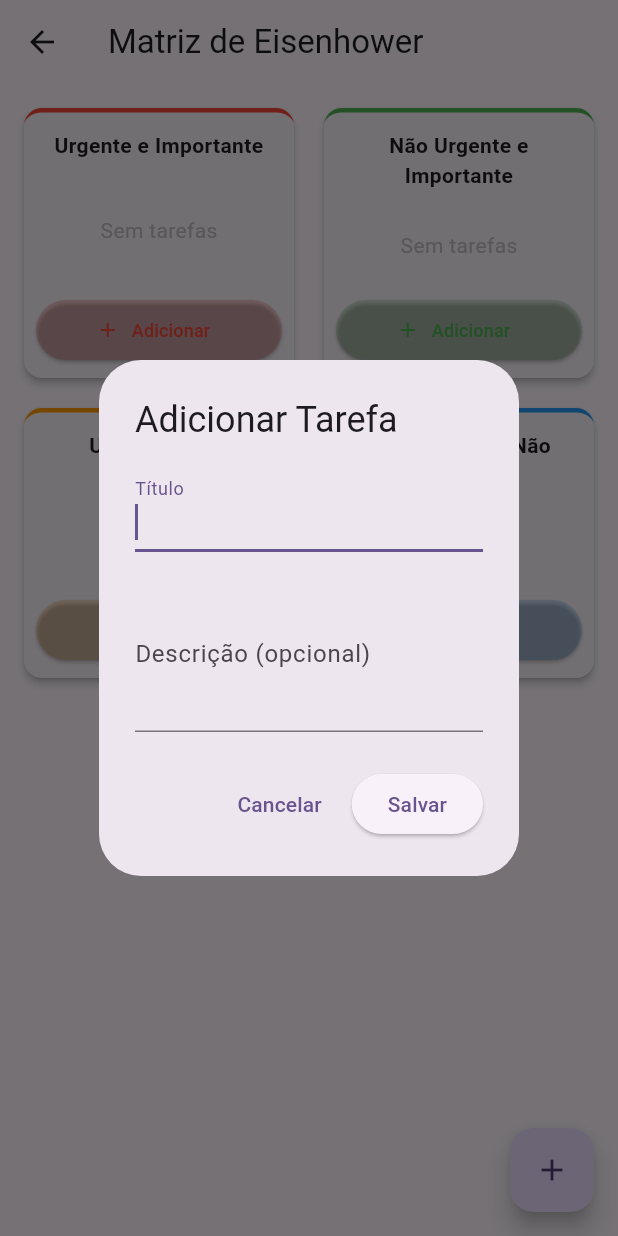
After one commit to ralfh-ansuattigui/app_produtividade, a Flutter app: the EisenhowerScreen screen opened by its route, after a tap on "Adicionar", on a phone screen of 412 x 824 dp. The commit adds this screen. Run offline on Flutter 3.47's test engine with Material 3 defaults, Android fonts, the phone set to English and light mode, and no system bars; our stand-ins replace sqflite, sqflite_common_ffi; missing offline and left inert: bcrypt; accounts and stored records are empty.

Commit message:
feat: implement Eisenhower matrix feature with provider state management
- Added TasksNotifier provider for managing task state with CRUD operations
- Created TaskRepository with database operations (CRUD, move, toggle)
- Built EisenhowerScreen with 2x2 quadrant grid layout
- Added QuadrantCard widget displaying tasks by urgency/importance
- Integrated TaskDialog for adding/editing tasks
- Updated main.dart to register provider and add /eisenhower route
- All four quadrants (Urgent+Important, Important, Urgent, Neither)
- Task interactions: create, complete, delete, move between quadrants

```diff
--- a/lib/database/database_initializer.dart
+++ b/lib/database/database_initializer.dart
@@ -1,7 +1,7 @@
 import 'database_factory.dart' as dbfactory;
 
 class DatabaseInitializer {
-  /// Inicializa o banco de dados com tratamento robusto de erros
+  /// Inicializa o banco de dados
   static Future<bool> initialize() async {
     try {
       final databaseFactory = dbfactory.DatabaseFactory();
--- /dev/null
+++ b/lib/models/task.dart
@@ -0,0 +1,76 @@
+class Task {
+  final int? id;
+  final int userId;
+  final String title;
+  final String? description;
+  final bool isCompleted;
+  final int quadrant; // 1..4
+  final int priority; // mantido para compatibilidade
+  final DateTime createdAt;
+  final DateTime updatedAt;
+
+  Task({
+    this.id,
+    required this.userId,
+    required this.title,
+    this.description,
+    this.isCompleted = false,
+    this.quadrant = 1,
+    this.priority = 1,
+    DateTime? createdAt,
+    DateTime? updatedAt,
+  }) : createdAt = createdAt ?? DateTime.now(),
+       updatedAt = updatedAt ?? DateTime.now();
+
+  Task copyWith({
+    int? id,
+    int? userId,
+    String? title,
+    String? description,
+    bool? isCompleted,
+    int? quadrant,
+    int? priority,
+    DateTime? createdAt,
+    DateTime? updatedAt,
+  }) {
+    return Task(
+      id: id ?? this.id,
+      userId: userId ?? this.userId,
+      title: title ?? this.title,
+      description: description ?? this.description,
+      isCompleted: isCompleted ?? this.isCompleted,
+      quadrant: quadrant ?? this.quadrant,
+      priority: priority ?? this.priority,
+      createdAt: createdAt ?? this.createdAt,
+      updatedAt: updatedAt ?? this.updatedAt,
+    );
+  }
+
+  Map<String, dynamic> toMap() {
+    return {
+      'id': id,
+      'user_id': userId,
+      'title': title,
+      'description': description,
+      'is_completed': isCompleted ? 1 : 0,
+      'priority': priority,
+      'quadrant': quadrant,
+      'created_at': createdAt.toIso8601String(),
+      'updated_at': updatedAt.toIso8601String(),
+    };
+  }
+
+  factory Task.fromMap(Map<String, dynamic> map) {
+    return Task(
+      id: map['id'] as int?,
+      userId: map['user_id'] as int? ?? 1,
+      title: map['title'] as String,
+      description: map['description'] as String?,
+      isCompleted: (map['is_completed'] ?? 0) == 1,
+      priority: map['priority'] as int? ?? 1,
+      quadrant: map['quadrant'] as int? ?? 1,
+      createdAt: DateTime.tryParse(map['created_at'] ?? '') ?? DateTime.now(),
+      updatedAt: DateTime.tryParse(map['updated_at'] ?? '') ?? DateTime.now(),
+    );
+  }
+}
--- /dev/null
+++ b/lib/providers/tasks_provider.dart
@@ -0,0 +1,98 @@
+import 'package:flutter/foundation.dart';
+
+import '../models/task.dart';
+import '../repositories/task_repository.dart';
+
+class TasksNotifier extends ChangeNotifier {
+  final TaskRepository _repository = TaskRepository();
+  List<Task> _tasks = [];
+  bool _isLoading = false;
+  String? _error;
+
+  List<Task> get tasks => _tasks;
+  bool get isLoading => _isLoading;
+  String? get error => _error;
+
+  List<Task> getByQuadrant(int quadrant) {
+    return _tasks
+        .where((t) => t.quadrant == quadrant && !t.isCompleted)
+        .toList();
+  }
+
+  Future<void> loadTasks() async {
+    _isLoading = true;
+    _error = null;
+    notifyListeners();
+    try {
+      _tasks = await _repository.getAll();
+    } catch (e) {
+      _error = e.toString();
+    }
+    _isLoading = false;
+    notifyListeners();
+  }
+
+  Future<void> createTask(Task task) async {
+    try {
+      final created = await _repository.create(task);
+      _tasks.insert(0, created);
+      notifyListeners();
+    } catch (e) {
+      _error = e.toString();
+      notifyListeners();
+    }
+  }
+
+  Future<void> updateTask(Task task) async {
+    try {
+      await _repository.update(task);
+      final index = _tasks.indexWhere((t) => t.id == task.id);
+      if (index >= 0) {
+        _tasks[index] = task;
+        notifyListeners();
+      }
+    } catch (e) {
+      _error = e.toString();
+      notifyListeners();
+    }
+  }
+
+  Future<void> deleteTask(int id) async {
+    try {
+      await _repository.delete(id);
+      _tasks.removeWhere((t) => t.id == id);
+      notifyListeners();
+    } catch (e) {
+      _error = e.toString();
+      notifyListeners();
+    }
+  }
+
+  Future<void> moveTask(int id, int quadrant) async {
+    try {
+      await _repository.move(id, quadrant);
+      final index = _tasks.indexWhere((t) => t.id == id);
+      if (index >= 0) {
+        _tasks[index] = _tasks[index].copyWith(quadrant: quadrant);
+        notifyListeners();
+      }
+    } catch (e) {
+      _error = e.toString();
+      notifyListeners();
+    }
+  }
+
+  Future<void> toggleComplete(int id, bool isCompleted) async {
+    try {
+      await _repository.toggleComplete(id, isCompleted);
+      final index = _tasks.indexWhere((t) => t.id == id);
+      if (index >= 0) {
+        _tasks[index] = _tasks[index].copyWith(isCompleted: isCompleted);
+        notifyListeners();
+      }
+    } catch (e) {
+      _error = e.toString();
+      notifyListeners();
+    }
+  }
+}
--- /dev/null
+++ b/lib/screens/eisenhower_screen.dart
@@ -0,0 +1,161 @@
+import 'package:flutter/material.dart';
+import 'package:provider/provider.dart';
+
+import '../models/task.dart';
+import '../providers/tasks_provider.dart';
+import '../widgets/quadrant_card.dart';
+import '../widgets/task_dialog.dart';
+
+class EisenhowerScreen extends StatefulWidget {
+  const EisenhowerScreen({Key? key}) : super(key: key);
+
+  @override
+  State<EisenhowerScreen> createState() => _EisenhowerScreenState();
+}
+
+class _EisenhowerScreenState extends State<EisenhowerScreen> {
+  @override
+  void initState() {
+    super.initState();
+    Future.microtask(() {
+      context.read<TasksNotifier>().loadTasks();
+    });
+  }
+
+  @override
+  Widget build(BuildContext context) {
+    return Scaffold(
+      appBar: AppBar(title: const Text('Matriz de Eisenhower'), elevation: 0),
+      body: Consumer<TasksNotifier>(
+        builder: (context, tasksNotifier, _) {
+          if (tasksNotifier.isLoading) {
+            return const Center(child: CircularProgressIndicator());
+          }
+          if (tasksNotifier.error != null) {
+            return Center(child: Text('Erro: ${tasksNotifier.error}'));
+          }
+          return _buildGrid(context, tasksNotifier);
+        },
+      ),
+      floatingActionButton: FloatingActionButton(
+        onPressed: () => _showAddTaskDialog(context),
+        child: const Icon(Icons.add),
+      ),
+    );
+  }
+
+  Widget _buildGrid(BuildContext context, TasksNotifier tasksNotifier) {
+    final quadrants = [
+      {'number': 1, 'title': 'Urgente e Importante', 'color': Colors.red},
+      {'number': 2, 'title': 'Não Urgente e Importante', 'color': Colors.green},
+      {
+        'number': 3,
+        'title': 'Urgente e Não Importante',
+        'color': Colors.orange,
+      },
+      {
+        'number': 4,
+        'title': 'Não Urgente e Não Importante',
+        'color': Colors.blue,
+      },
+    ];
+
+    return Padding(
+      padding: const EdgeInsets.all(12),
+      child: GridView.count(
+        crossAxisCount: 2,
+        mainAxisSpacing: 12,
+        crossAxisSpacing: 12,
+        children: quadrants.map((q) {
+          final quadrantTasks = tasksNotifier.getByQuadrant(q['number'] as int);
+          return QuadrantCard(
+            title: q['title'] as String,
+            color: q['color'] as Color,
+            tasks: quadrantTasks,
+            onTaskTap: (task) => _showTaskDialog(context, tasksNotifier, task),
+            onAddTask: () =>
+                _showAddTaskDialog(context, quadrant: q['number'] as int),
+          );
+        }).toList(),
+      ),
+    );
+  }
+
+  void _showAddTaskDialog(BuildContext context, {int quadrant = 1}) {
+    showDialog(
+      context: context,
+      builder: (ctx) => TaskDialog(
+        onSave: (title, description) async {
+          final task = Task(
+            userId: 1, // TODO: get from auth provider
+            title: title,
+            description: description,
+            quadrant: quadrant,
+          );
+          if (context.mounted) {
+            await context.read<TasksNotifier>().createTask(task);
+            if (ctx.mounted) Navigator.pop(ctx);
+          }
+        },
+      ),
+    );
+  }
+
+  void _showTaskDialog(
+    BuildContext context,
+    TasksNotifier tasksNotifier,
+    Task task,
+  ) {
+    showDialog(
+      context: context,
+      builder: (ctx) =>
+          _TaskDetailDialog(task: task, tasksNotifier: tasksNotifier),
+    );
+  }
+}
+
+class _TaskDetailDialog extends StatelessWidget {
+  final Task task;
+  final TasksNotifier tasksNotifier;
+
+  const _TaskDetailDialog({required this.task, required this.tasksNotifier});
+
+  @override
+  Widget build(BuildContext context) {
+    return AlertDialog(
+      title: Text(task.title),
+      content: Column(
+        mainAxisSize: MainAxisSize.min,
+        crossAxisAlignment: CrossAxisAlignment.start,
+        children: [
+          if (task.description != null && task.description!.isNotEmpty)
+            Padding(
+              padding: const EdgeInsets.only(bottom: 16),
+              child: Text(task.description!),
+            ),
+          Text('Quadrante: ${task.quadrant}'),
+        ],
+      ),
+      actions: [
+        TextButton(
+          onPressed: () async {
+            await tasksNotifier.toggleComplete(task.id!, true);
+            if (context.mounted) Navigator.pop(context);
+          },
+          child: const Text('Marcar Completo'),
+        ),
+        TextButton(
+          onPressed: () async {
+            await tasksNotifier.deleteTask(task.id!);
+            if (context.mounted) Navigator.pop(context);
+          },
+          child: const Text('Deletar', style: TextStyle(color: Colors.red)),
+        ),
+        TextButton(
+          onPressed: () => Navigator.pop(context),
+          child: const Text('Fechar'),
+        ),
+      ],
+    );
+  }
+}
--- /dev/null
+++ b/lib/widgets/quadrant_card.dart
@@ -0,0 +1,115 @@
+import 'package:flutter/material.dart';
+
+import '../models/task.dart';
+
+class QuadrantCard extends StatelessWidget {
+  final String title;
+  final Color color;
+  final List<Task> tasks;
+  final Function(Task) onTaskTap;
+  final VoidCallback onAddTask;
+
+  const QuadrantCard({
+    Key? key,
+    required this.title,
+    required this.color,
+    required this.tasks,
+    required this.onTaskTap,
+    required this.onAddTask,
+  }) : super(key: key);
+
+  @override
+  Widget build(BuildContext context) {
+    return Card(
+      elevation: 2,
+      shape: RoundedRectangleBorder(borderRadius: BorderRadius.circular(12)),
+      child: Container(
+        decoration: BoxDecoration(
+          borderRadius: BorderRadius.circular(12),
+          border: Border(top: BorderSide(color: color, width: 3)),
+        ),
+        child: Column(
+          children: [
+            Padding(
+              padding: const EdgeInsets.all(12),
+              child: Text(
+                title,
+                style: const TextStyle(
+                  fontWeight: FontWeight.bold,
+                  fontSize: 14,
+                ),
+                textAlign: TextAlign.center,
+              ),
+            ),
+            Expanded(
+              child: tasks.isEmpty
+                  ? Center(
+                      child: Text(
+                        'Sem tarefas',
+                        style: TextStyle(color: Colors.grey[400]),
+                      ),
+                    )
+                  : ListView.builder(
+                      padding: const EdgeInsets.symmetric(horizontal: 8),
+                      itemCount: tasks.length,
+                      itemBuilder: (ctx, idx) => _TaskTile(
+                        task: tasks[idx],
+                        onTap: () => onTaskTap(tasks[idx]),
+                      ),
+                    ),
+            ),
+            Padding(
+              padding: const EdgeInsets.all(8),
+              child: SizedBox(
+                width: double.infinity,
+                child: ElevatedButton.icon(
+                  onPressed: onAddTask,
+                  icon: const Icon(Icons.add, size: 16),
+                  label: const Text(
+                    'Adicionar',
+                    style: TextStyle(fontSize: 12),
+                  ),
+                  style: ElevatedButton.styleFrom(
+                    backgroundColor: color.withOpacity(0.2),
+                    foregroundColor: color,
+                  ),
+                ),
+              ),
+            ),
+          ],
+        ),
+      ),
+    );
+  }
+}
+
+class _TaskTile extends StatelessWidget {
+  final Task task;
+  final VoidCallback onTap;
+
+  const _TaskTile({required this.task, required this.onTap});
+
+  @override
+  Widget build(BuildContext context) {
+    return Padding(
+      padding: const EdgeInsets.symmetric(vertical: 4),
+      child: InkWell(
+        onTap: onTap,
+        borderRadius: BorderRadius.circular(6),
+        child: Container(
+          padding: const EdgeInsets.symmetric(horizontal: 8, vertical: 6),
+          decoration: BoxDecoration(
+            color: Colors.grey[100],
+            borderRadius: BorderRadius.circular(6),
+          ),
+          child: Text(
+            task.title,
+            maxLines: 2,
+            overflow: TextOverflow.ellipsis,
+            style: const TextStyle(fontSize: 12),
+          ),
+        ),
+      ),
+    );
+  }
+}
--- /dev/null
+++ b/lib/widgets/task_dialog.dart
@@ -0,0 +1,66 @@
+import 'package:flutter/material.dart';
+
+class TaskDialog extends StatefulWidget {
+  final Function(String title, String? description) onSave;
+
+  const TaskDialog({Key? key, required this.onSave}) : super(key: key);
+
+  @override
+  State<TaskDialog> createState() => _TaskDialogState();
+}
+
+class _TaskDialogState extends State<TaskDialog> {
+  final _titleController = TextEditingController();
+  final _descriptionController = TextEditingController();
+
+  @override
+  void dispose() {
+    _titleController.dispose();
+    _descriptionController.dispose();
+    super.dispose();
+  }
+
+  @override
+  Widget build(BuildContext context) {
+    return AlertDialog(
+      title: const Text('Adicionar Tarefa'),
+      content: Column(
+        mainAxisSize: MainAxisSize.min,
+        children: [
+          TextField(
+            controller: _titleController,
+            decoration: const InputDecoration(labelText: 'Título'),
+            autofocus: true,
+          ),
+          const SizedBox(height: 16),
+          TextField(
+            controller: _descriptionController,
+            decoration: const InputDecoration(
+              labelText: 'Descrição (opcional)',
+            ),
+            maxLines: 3,
+          ),
+        ],
+      ),
+      actions: [
+        TextButton(
+          onPressed: () => Navigator.pop(context),
+          child: const Text('Cancelar'),
+        ),
+        ElevatedButton(
+          onPressed: () {
+            if (_titleController.text.isNotEmpty) {
+              widget.onSave(
+                _titleController.text,
+                _descriptionController.text.isEmpty
+                    ? null
+                    : _descriptionController.text,
+              );
+            }
+          },
+          child: const Text('Salvar'),
+        ),
+      ],
+    );
+  }
+}
--- a/pubspec.yaml
+++ b/pubspec.yaml
@@ -37,6 +37,7 @@
 
   # Database
   sqflite: ^2.3.0
+  sqflite_common_ffi: ^2.3.0
   path: ^1.8.3
 
   # Authentication & Security
```
Also changed, not shown: lib/database/database_factory.dart (+36 -8 lines), lib/database/ffi_initializer.dart (added, +7 -0 lines), lib/main.dart (+9 -8 lines), lib/repositories/task_repository.dart (added, +69 -0 lines), pubspec.lock.
